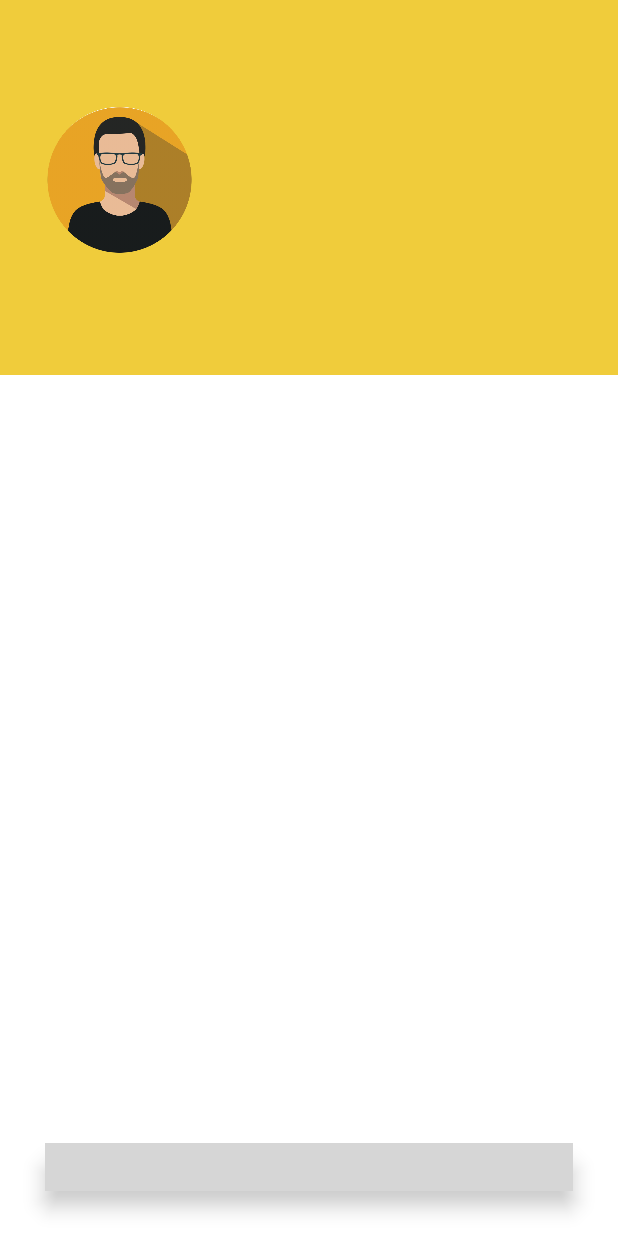
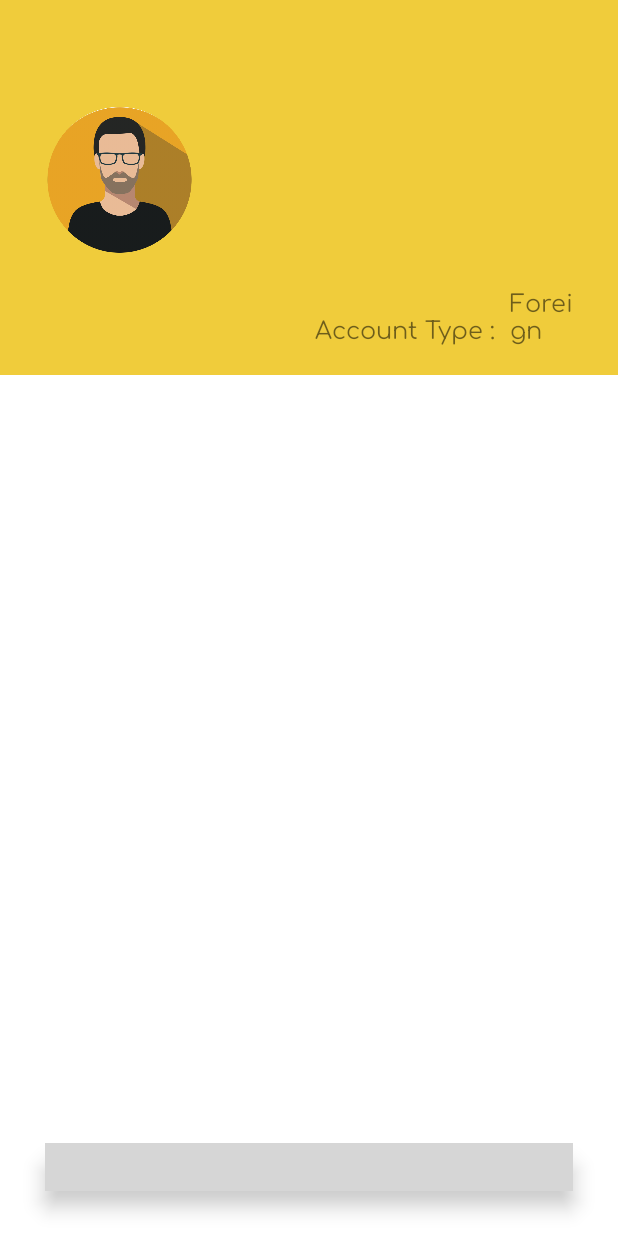
Before and after one commit to shakith1/Transit_mobile, an Android app: the Dashboard screen opened directly, with no data from a screen before it, on a phone screen of 412 x 824 dp. Run offline under Robolectric (Android 15) with nearby library versions, the phone set to English and light mode, and no system bars; libraries missing offline, so code that uses them is left out: com.ismaeldivita.chipnavigation; plain views replace ChipNavigationBar; Roboto replaces fonts that are not available here; 4 statements that could not run were skipped; grey boxes are pictures that could not be loaded.

Commit message:
Added Account Type

```diff
--- a/app/src/main/java/com/example/transit/Dashboard.java
+++ b/app/src/main/java/com/example/transit/Dashboard.java
@@ -85,4 +85,14 @@ public class Dashboard extends AppCompatActivity {
 
         return phoneNo;
     }
+
+    public String getCountry() {
+
+        SessionManager sessionManager = new SessionManager(this, SessionManager.SESSION_USERSESSION);
+        HashMap<String, String> userDetails = sessionManager.getUserDetailFromSession();
+
+        String country = userDetails.get(SessionManager.KEY_COUNTRY);
+
+        return country;
+    }
 }
--- a/app/src/main/java/com/example/transit/Databases/SessionManager.java
+++ b/app/src/main/java/com/example/transit/Databases/SessionManager.java
@@ -27,6 +27,7 @@ public class SessionManager {
     public static final String KEY_PASSWORD = "password";
     public static final String KEY_DATE = "date";
     public static final String KEY_GENDER = "gender";
+    public static final String KEY_COUNTRY = "country";
 
     // Remember Me variables
 
@@ -42,7 +43,7 @@ public class SessionManager {
     }
 
     // Users Login Session
-    public void createLoginSession(String fullName, String username, String email, String passport, String phoneNo, String password, String date, String gender) {
+    public void createLoginSession(String fullName, String username, String email, String passport, String phoneNo, String password, String date, String gender, String country) {
 
         editor.putBoolean(IS_LOGIN, true);
 
@@ -54,6 +55,7 @@ public class SessionManager {
         editor.putString(KEY_PASSWORD, password);
         editor.putString(KEY_DATE, date);
         editor.putString(KEY_GENDER, gender);
+        editor.putString(KEY_COUNTRY, country);
 
         editor.commit();
     }
@@ -69,6 +71,7 @@ public class SessionManager {
         userData.put(KEY_PASSWORD, userSession.getString(KEY_PASSWORD, null));
         userData.put(KEY_DATE, userSession.getString(KEY_DATE, null));
         userData.put(KEY_GENDER, userSession.getString(KEY_GENDER, null));
+        userData.put(KEY_COUNTRY, userSession.getString(KEY_COUNTRY, null));
 
         return userData;
     }
--- a/app/src/main/java/com/example/transit/Databases/UserHelperClass.java
+++ b/app/src/main/java/com/example/transit/Databases/UserHelperClass.java
@@ -17,6 +17,7 @@ public class UserHelperClass {
         this.password = password;
         this.date = date;
         this.gender = gender;
+        this.country = country;
     }
 
     public String getFullName() {
--- a/app/src/main/java/com/example/transit/Login.java
+++ b/app/src/main/java/com/example/transit/Login.java
@@ -142,10 +142,11 @@ public class Login extends AppCompatActivity {
                         String _gender = dataSnapshot.child(_username).child("gender").getValue(String.class);
                         String _phoneNo = dataSnapshot.child(_username).child("phoneNo").getValue(String.class);
                         String _password = dataSnapshot.child(_username).child("password").getValue(String.class);
+                        String _country = dataSnapshot.child(_username).child("country").getValue(String.class);
 
                         // Create Session
                         SessionManager sessionManager = new SessionManager(Login.this,SessionManager.SESSION_USERSESSION);
-                        sessionManager.createLoginSession(_fullName,_username,_email,_passport,_phoneNo,_password,_date,_gender);
+                        sessionManager.createLoginSession(_fullName,_username,_email,_passport,_phoneNo,_password,_date,_gender,_country);
 
                         progressBar.setVisibility(View.GONE);
                         startActivity(new Intent(getApplicationContext(),Dashboard.class));
--- a/app/src/main/java/com/example/transit/UserDashboard.java
+++ b/app/src/main/java/com/example/transit/UserDashboard.java
@@ -14,7 +14,7 @@ import android.widget.TextView;
 
 public class UserDashboard extends Fragment {
 
-    TextView fullName,username;
+    TextView fullName,username,country;
 
     @Override
     public View onCreateView(LayoutInflater inflater, ViewGroup container,
@@ -29,8 +29,19 @@ public class UserDashboard extends Fragment {
 
         fullName = view.findViewById(R.id.fullName);
         username = view.findViewById(R.id.userName);
+        country = view.findViewById(R.id.local_foreign);
+
+        String _country = ((Dashboard) getActivity()).getCountry();
+        System.out.println(_country);
 
         fullName.setText(((Dashboard) getActivity()).getFullName());
         username.setText(((Dashboard) getActivity()).getUserName());
+
+        if(_country.equals("Sri Lanka")){
+            country.setText("Local");
+        }else{
+            country.setText("Foreign");
+        }
+
     }
 }
--- a/app/src/main/res/layout/fragment_user_dashboard.xml
+++ b/app/src/main/res/layout/fragment_user_dashboard.xml
@@ -3,8 +3,8 @@
     xmlns:tools="http://schemas.android.com/tools"
     android:layout_width="match_parent"
     android:layout_height="match_parent"
-    tools:context="com.example.transit.UserDashboard"
-    android:background="@color/colorWhite">
+    android:background="@color/colorWhite"
+    tools:context="com.example.transit.UserDashboard">
 
     <!-- TODO: Update blank fragment layout -->
 
@@ -12,44 +12,67 @@
         android:id="@+id/header"
         android:layout_width="match_parent"
         android:layout_height="250dp"
-        android:padding="20dp"
-        android:background="@color/colorMainBackground">
+        android:background="@color/colorMainBackground"
+        android:padding="20dp">
 
         <ImageView
             android:id="@+id/avatar"
             android:layout_width="120dp"
             android:layout_height="120dp"
+            android:layout_centerVertical="true"
             android:background="@drawable/avater_background"
-            android:src="@drawable/avatar"
-            android:layout_centerVertical="true"/>
+            android:src="@drawable/avatar" />
 
         <TextView
             android:id="@+id/fullName"
             android:layout_width="wrap_content"
             android:layout_height="wrap_content"
+            android:layout_centerVertical="true"
+            android:layout_marginLeft="20dp"
+            android:layout_toRightOf="@+id/avatar"
+            android:fontFamily="@font/muli_black"
+            android:includeFontPadding="false"
             android:text="@string/test"
-            android:textSize="20sp"
-            android:layout_toRightOf="@+id/avatar"
-            android:layout_centerVertical="true"
-            android:includeFontPadding="false"
-            android:layout_marginLeft="20dp"
             android:textAllCaps="true"
             android:textColor="@color/colorBlack"
-            android:fontFamily="@font/muli_black"/>
+            android:textSize="20sp" />
 
         <TextView
             android:id="@+id/userName"
             android:layout_width="wrap_content"
             android:layout_height="wrap_content"
-            android:text="@string/test"
-            android:textSize="14sp"
-            android:layout_toRightOf="@+id/avatar"
             android:layout_below="@+id/fullName"
             android:layout_marginLeft="20dp"
+            android:layout_toRightOf="@+id/avatar"
+            android:fontFamily="@font/muli"
             android:includeFontPadding="false"
-            android:fontFamily="@font/muli"/>
+            android:text="@string/test"
+            android:textSize="14sp" />
+
+        <TextView
+            android:id="@+id/acc_type"
+            android:layout_width="wrap_content"
+            android:layout_height="wrap_content"
+            android:layout_alignParentBottom="true"
+            android:layout_marginLeft="190dp"
+            android:fontFamily="@font/comfortaa"
+            android:includeFontPadding="false"
+            android:text="@string/acc_type"
+            android:textSize="16sp" />
+
+        <TextView
+            android:id="@+id/local_foreign"
+            android:layout_width="wrap_content"
+            android:layout_height="wrap_content"
+            android:layout_alignParentEnd="true"
+            android:layout_alignParentBottom="true"
+            android:paddingLeft="10dp"
+            android:layout_toRightOf="@+id/acc_type"
+            android:fontFamily="@font/comfortaa"
+            android:includeFontPadding="false"
+            android:text="@string/test"
+            android:textSize="16sp" />
 
     </RelativeLayout>
 
-
 </RelativeLayout>
--- a/app/src/main/res/layout/fragment_user_payment.xml
+++ b/app/src/main/res/layout/fragment_user_payment.xml
@@ -4,7 +4,8 @@
     android:layout_width="match_parent"
     android:layout_height="match_parent"
     tools:context="com.example.transit.UserPayment"
-    android:orientation="vertical">
+    android:orientation="vertical"
+    android:padding="30dp">
 
     <!-- TODO: Update blank fragment layout -->
 
--- a/app/src/main/res/values/strings.xml
+++ b/app/src/main/res/values/strings.xml
@@ -75,5 +75,6 @@
     <string name="rs">Rs.</string>
     <string name="enter_amount">Enter Amount</string>
     <string name="pay">Pay</string>
+    <string name="acc_type">Account Type :</string>
 
 </resources>
```
